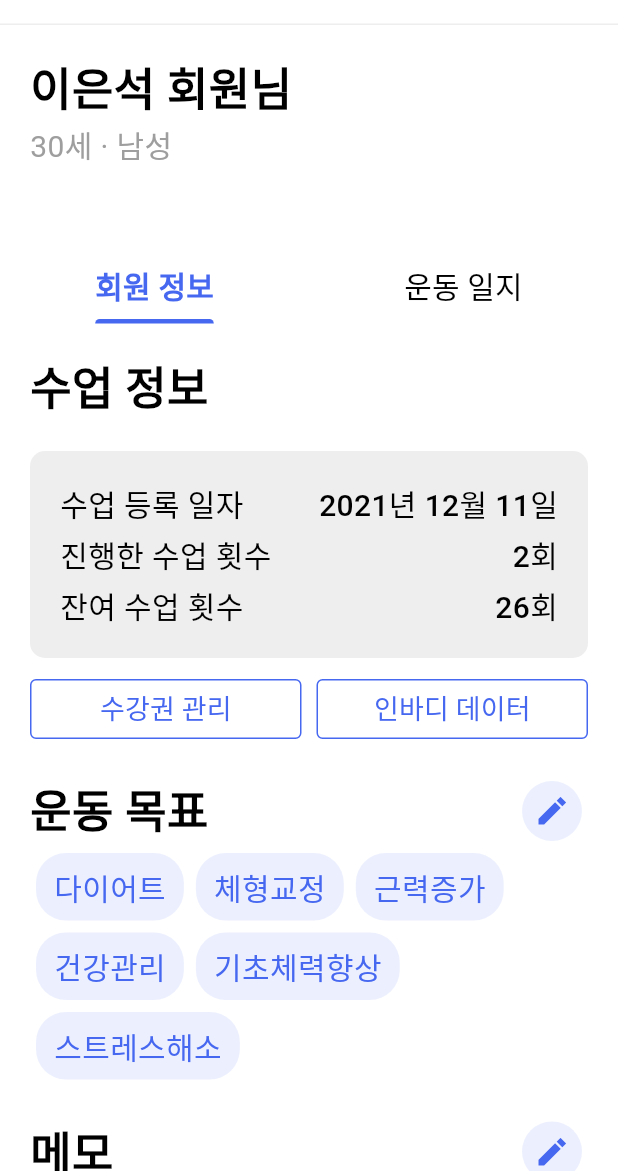
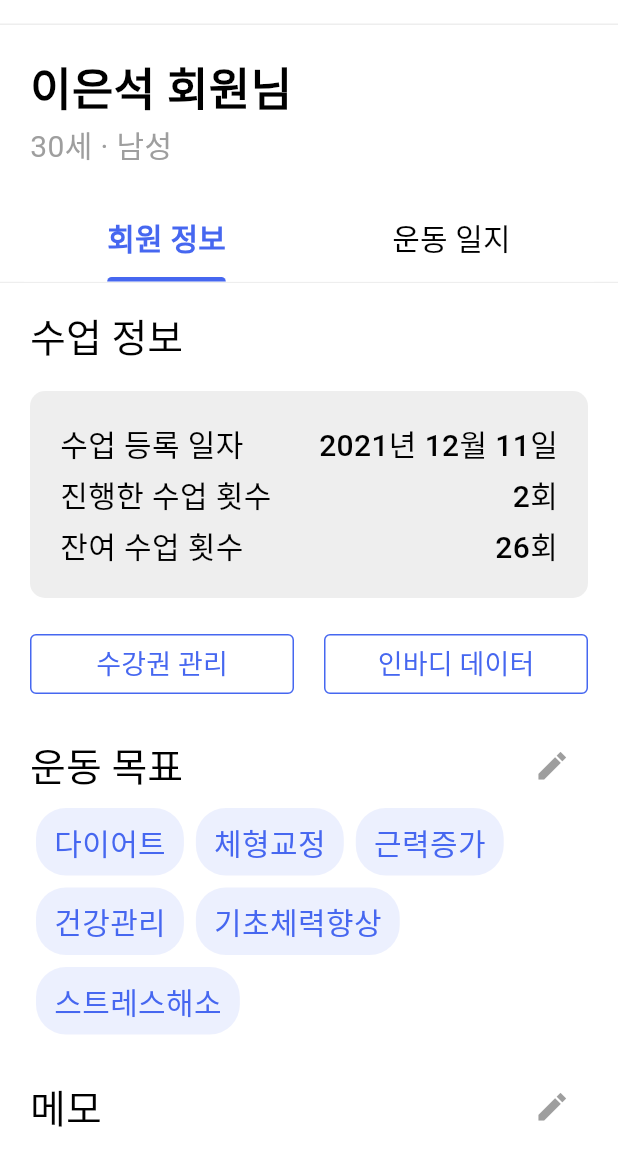
Before and after one commit to Dream-Maker-Inc/si_hicoach_fe, a Flutter app: the TrainerMemberDetailView screen opened directly, on a phone screen of 412 x 824 dp, the part 65-1236 px from its top. Run offline on Flutter 3.47's test engine with Material 2 defaults, Android fonts, the phone set to English and light mode, and no system bars.

Commit message:
refactor: 회원 상세 페이지

```diff
--- a/lib/domain/trainer/views/member/detail/detail.dart
+++ b/lib/domain/trainer/views/member/detail/detail.dart
@@ -1,82 +1,89 @@
 import 'package:flutter/material.dart';
+import 'package:si_hicoach_fe/domain/common/components/alert.dart';
 import 'package:si_hicoach_fe/domain/common/components/app_bar.dart';
+import 'package:si_hicoach_fe/domain/common/components/divider.dart';
 import 'package:si_hicoach_fe/domain/common/constants/constants.dart';
-import 'package:si_hicoach_fe/domain/common/theme/color.dart';
 import 'package:si_hicoach_fe/domain/trainer/views/member/detail/information/information.dart';
-import 'package:si_hicoach_fe/domain/trainer/views/member/detail/studying_list.dart';
+import 'package:si_hicoach_fe/domain/trainer/views/member/detail/study/studying_list.dart';
+import 'package:si_hicoach_fe/domain/trainer/views/member/detail/tab/header.dart';
 
 class TrainerMemberDetailView extends StatelessWidget {
   const TrainerMemberDetailView({Key? key}) : super(key: key);
 
+  onMemberDeleteIconPressed(BuildContext context) {
+    showDialog<String>(
+      context: context,
+      barrierDismissible: false,
+      builder: (BuildContext context) => CustomAlertDialog(
+        title: '회원 매칭 취소',
+        content:
+            '회원 매칭을 취소하시면\n\n - 해당 회원의 예약 수업 정보 모두 삭제\n - 회원 리스트에서 해당 회원 조회 불가\n\n처리됩니다.',
+        positiveText: '매칭 취소하기',
+        onPositivePressed: () => Navigator.of(context).pop(),
+        negativeText: '뒤로',
+        onNegativePressed: () => Navigator.of(context).pop(),
+      ),
+    );
+  }
+
   @override
   Widget build(BuildContext context) {
+    Widget memberInformation() {
+      return Padding(
+        padding: const EdgeInsets.all(defaultPadding),
+        child: Column(
+          crossAxisAlignment: CrossAxisAlignment.stretch,
+          children: const <Widget>[
+            Text(
+              '이은석 회원님',
+              style: TextStyle(fontSize: 30, fontWeight: FontWeight.w700),
+            ),
+            Text(
+              '30세 · 남성',
+              style: TextStyle(fontSize: 20, color: Colors.grey),
+            ),
+          ],
+        ),
+      );
+    }
+
     return Scaffold(
       appBar: CustomAppBarArrowBack(
         titleText: '회원 상세',
         actionsWidget: <Widget>[
           IconButton(
-            icon: const SizedBox(width: 20, child: Icon(Icons.delete_outline)),
-            onPressed: () {},
+            icon: const SizedBox(
+              width: 20,
+              child: Icon(Icons.delete_outline),
+            ),
+            onPressed: () => onMemberDeleteIconPressed(context),
           )
         ],
       ),
       body: SizedBox(
+        width: double.infinity,
         child: Column(
-          crossAxisAlignment: CrossAxisAlignment.start,
           children: <Widget>[
-            const Align(
-              alignment: Alignment.topLeft,
-              child: Padding(
-                padding: EdgeInsets.only(
-                  left: defaultPadding,
-                  top: defaultPadding,
-                ),
-                child: Text(
-                  '이은석 회원님',
-                  style: TextStyle(
-                    fontSize: 30,
-                    fontWeight: FontWeight.w700,
-                  ),
-                ),
-              ),
-            ),
-            const Padding(
-              padding: EdgeInsets.only(left: defaultPadding),
-              child: Text(
-                '30세 · 남성',
-                style: TextStyle(
-                  fontSize: 20,
-                  color: Colors.grey,
-                ),
-              ),
-            ),
+            memberInformation(),
             Expanded(
               child: DefaultTabController(
                 length: 2,
                 child: Scaffold(
                   appBar: AppBar(
                     automaticallyImplyLeading: false,
-                    bottom: TabBar(
-                      tabs: const <Widget>[
-                        Tab(text: '회원 정보'),
-                        Tab(text: '운동 일지'),
-                      ],
-                      labelColor: colorScheme.primary,
-                      unselectedLabelColor: Colors.black,
-                      labelStyle: const TextStyle(
-                        fontWeight: FontWeight.w600,
-                        fontSize: 20,
+                    title: const TrainerMemberDetailHeader(),
+                  ),
+                  body: Column(
+                    children: const <Widget>[
+                      CustomDivider(),
+                      Expanded(
+                        child: TabBarView(
+                          children: <Widget>[
+                            TrainerMemberDetailInformation(),
+                            TrainerMemberDetailStudyingListView(),
+                          ],
+                        ),
                       ),
-                      unselectedLabelStyle: const TextStyle(
-                        fontWeight: FontWeight.w400,
-                        fontSize: 20,
-                      ),
-                    ),
-                  ),
-                  body: const TabBarView(
-                    children: <Widget>[
-                      TrainerMemberDetailInformation(),
-                      TrainerMemberDetailStudyingListView(),
                     ],
                   ),
                 ),
--- a/lib/domain/trainer/views/member/detail/information/exercise_purpose.dart
+++ b/lib/domain/trainer/views/member/detail/information/exercise_purpose.dart
@@ -14,6 +14,31 @@ class _TrainerMemberDetailExercisePurposeState
     extends State<TrainerMemberDetailExercisePurpose> {
   List<String> purpose = ['다이어트', '체형교정', '근력증가', '건강관리', '기초체력향상', '스트레스해소'];
 
+  onEditIconPressed() {
+    Navigator.of(context).push(
+      MaterialPageRoute(
+        builder: (BuildContext context) => const TrainerMemberEditView(),
+      ),
+    );
+  }
+
+  Widget chip(String text) {
+    return Container(
+      decoration: BoxDecoration(
+        borderRadius: BorderRadius.circular(20),
+        color: colorScheme.secondary,
+      ),
+      margin: const EdgeInsets.all(4),
+      child: Padding(
+        padding: const EdgeInsets.only(top: 8, bottom: 8, left: 12, right: 12),
+        child: Text(
+          text,
+          style: TextStyle(color: colorScheme.primary, fontSize: 20),
+        ),
+      ),
+    );
+  }
+
   @override
   Widget build(BuildContext context) {
     return Column(
@@ -22,55 +47,15 @@ class _TrainerMemberDetailExercisePurposeState
         Row(
           mainAxisAlignment: MainAxisAlignment.spaceBetween,
           children: <Widget>[
-            const Text(
-              '운동 목표',
-              style: TextStyle(
-                fontSize: 30,
-                fontWeight: FontWeight.w700,
-              ),
-            ),
+            Text('운동 목표', style: Theme.of(context).textTheme.headline2),
             IconButton(
-              onPressed: () {
-                Navigator.of(context).push(
-                  MaterialPageRoute(
-                    builder: (BuildContext context) =>
-                        const TrainerMemberEditView(),
-                  ),
-                );
-              },
-              style: ButtonStyle(
-                backgroundColor: MaterialStateProperty.all(
-                  const Color.fromRGBO(70, 103, 240, 0.1),
-                ),
-              ),
-              icon: Icon(Icons.edit_sharp, color: colorScheme.primary),
+              onPressed: onEditIconPressed,
+              icon: const Icon(Icons.edit_sharp, color: Colors.grey),
             ),
           ],
         ),
         Wrap(
-          children: <Widget>[
-            ...purpose.map(
-              (text) => Container(
-                decoration: BoxDecoration(
-                  borderRadius: BorderRadius.circular(20),
-                  color: const Color.fromRGBO(70, 103, 240, 0.1),
-                ),
-                margin: const EdgeInsets.all(4),
-                child: Padding(
-                  padding: const EdgeInsets.only(
-                    top: 8,
-                    bottom: 8,
-                    left: 12,
-                    right: 12,
-                  ),
-                  child: Text(
-                    text,
-                    style: TextStyle(color: colorScheme.primary, fontSize: 20),
-                  ),
-                ),
-              ),
-            ),
-          ],
+          children: <Widget>[...purpose.map((text) => chip(text))],
         ),
       ],
     );
--- a/lib/domain/trainer/views/member/detail/information/information.dart
+++ b/lib/domain/trainer/views/member/detail/information/information.dart
@@ -2,7 +2,7 @@ import 'package:flutter/material.dart';
 import 'package:si_hicoach_fe/domain/common/constants/constants.dart';
 import 'package:si_hicoach_fe/domain/trainer/views/member/detail/information/exercise_purpose.dart';
 import 'package:si_hicoach_fe/domain/trainer/views/member/detail/information/memo.dart';
-import 'package:si_hicoach_fe/domain/trainer/views/member/detail/information/study_information.dart';
+import 'package:si_hicoach_fe/domain/trainer/views/member/detail/information/study_information/study_information.dart';
 
 class TrainerMemberDetailInformation extends StatelessWidget {
   const TrainerMemberDetailInformation({Key? key}) : super(key: key);
--- a/lib/domain/trainer/views/member/detail/information/memo.dart
+++ b/lib/domain/trainer/views/member/detail/information/memo.dart
@@ -8,31 +8,25 @@ class TrainerMemberDetailMemo extends StatelessWidget {
 
   @override
   Widget build(BuildContext context) {
+    onEditButtonPressed() {
+      Navigator.of(context).push(
+        MaterialPageRoute(
+          builder: (BuildContext context) =>
+              const TrainerMemberDetailEditMemoView(),
+        ),
+      );
+    }
+
     return Column(
       crossAxisAlignment: CrossAxisAlignment.stretch,
       children: <Widget>[
         Row(
           mainAxisAlignment: MainAxisAlignment.spaceBetween,
           children: <Widget>[
-            const Text(
-              '메모',
-              style: TextStyle(fontSize: 30, fontWeight: FontWeight.w700),
-            ),
+            Text('메모', style: Theme.of(context).textTheme.headline2),
             IconButton(
-              onPressed: () {
-                Navigator.of(context).push(
-                  MaterialPageRoute(
-                    builder: (BuildContext context) =>
-                        const TrainerMemberDetailEditMemoView(),
-                  ),
-                );
-              },
-              style: ButtonStyle(
-                backgroundColor: MaterialStateProperty.all(
-                  const Color.fromRGBO(70, 103, 240, 0.1),
-                ),
-              ),
-              icon: Icon(Icons.edit_sharp, color: colorScheme.primary),
+              onPressed: onEditButtonPressed,
+              icon: const Icon(Icons.edit_sharp, color: Colors.grey),
             ),
           ],
         ),
--- a/lib/domain/trainer/views/member/detail/information/study_information.dart
+++ /dev/null
@@ -1,131 +0,0 @@
-import 'package:flutter/material.dart';
-import 'package:si_hicoach_fe/domain/common/constants/constants.dart';
-import 'package:si_hicoach_fe/domain/common/theme/button.dart';
-import 'package:si_hicoach_fe/domain/trainer/views/member/detail/inbody/inbody.dart';
-import 'package:si_hicoach_fe/domain/trainer/views/member/detail/tickets/tickets.dart';
-
-class TrainerMemberDetailStudyInformation extends StatelessWidget {
-  const TrainerMemberDetailStudyInformation({Key? key}) : super(key: key);
-
-  @override
-  Widget build(BuildContext context) {
-    return Column(
-      crossAxisAlignment: CrossAxisAlignment.start,
-      children: <Widget>[
-        const Text(
-          '수업 정보',
-          style: TextStyle(
-            fontSize: 30,
-            fontWeight: FontWeight.w700,
-          ),
-        ),
-        Container(
-          width: double.infinity,
-          margin: const EdgeInsets.only(top: defaultPadding),
-          decoration: BoxDecoration(
-            color: Colors.grey.shade200,
-            borderRadius: BorderRadius.circular(10),
-          ),
-          child: Padding(
-            padding: const EdgeInsets.all(defaultPadding),
-            child: Column(
-              mainAxisAlignment: MainAxisAlignment.spaceBetween,
-              children: <Widget>[
-                Row(
-                  mainAxisAlignment: MainAxisAlignment.spaceBetween,
-                  children: const <Widget>[
-                    Text(
-                      '수업 등록 일자',
-                      style: TextStyle(
-                        fontSize: 20,
-                        fontWeight: FontWeight.w500,
-                      ),
-                    ),
-                    Text(
-                      '2021년 12월 11일',
-                      style: TextStyle(
-                        fontSize: 20,
-                        fontWeight: FontWeight.w500,
-                      ),
-                    ),
-                  ],
-                ),
-                const SizedBox(height: 4),
-                Row(
-                  mainAxisAlignment: MainAxisAlignment.spaceBetween,
-                  children: const <Widget>[
-                    Text(
-                      '진행한 수업 횟수',
-                      style: TextStyle(
-                        fontSize: 20,
-                        fontWeight: FontWeight.w500,
-                      ),
-                    ),
-                    Text(
-                      '2회',
-                      style: TextStyle(
-                        fontSize: 20,
-                        fontWeight: FontWeight.w500,
-                      ),
-                    ),
-                  ],
-                ),
-                const SizedBox(height: 4),
-                Row(
-                  mainAxisAlignment: MainAxisAlignment.spaceBetween,
-                  children: const <Widget>[
-                    Text(
-                      '잔여 수업 횟수',
-                      style: TextStyle(
-                        fontSize: 20,
-                        fontWeight: FontWeight.w500,
-                      ),
-                    ),
-                    Text(
-                      '26회',
-                      style: TextStyle(
-                        fontSize: 20,
-                        fontWeight: FontWeight.w500,
-                      ),
-                    ),
-                  ],
-                ),
-              ],
-            ),
-          ),
-        ),
-        const SizedBox(height: 10),
-        Row(
-          mainAxisAlignment: MainAxisAlignment.spaceBetween,
-          children: <Widget>[
-            Expanded(
-              child: CustomOutlinedButton(
-                  onPressed: () {
-                    Navigator.of(context).push(
-                      MaterialPageRoute(
-                        builder: (BuildContext context) =>
-                            const TrainerMemberDetailTicketsView(),
-                      ),
-                    );
-                  },
-                  text: '수강권 관리'),
-            ),
-            const SizedBox(width: 10),
-            Expanded(
-              child: CustomOutlinedButton(
-                  onPressed: () {
-                    Navigator.of(context).push(
-                      MaterialPageRoute(
-                        builder: (BuildContext context) =>
-                            const TrainerMemberDetailInbodyView(),
-                      ),
-                    );
-                  },
-                  text: '인바디 데이터'),
-            )
-          ],
-        ),
-      ],
-    );
-  }
-}
--- /dev/null
+++ b/lib/domain/trainer/views/member/detail/information/study_information/study_information.dart
@@ -0,0 +1,56 @@
+import 'package:flutter/material.dart';
+import 'package:si_hicoach_fe/domain/common/constants/constants.dart';
+import 'package:si_hicoach_fe/domain/common/theme/button.dart';
+import 'package:si_hicoach_fe/domain/trainer/views/member/detail/inbody/inbody.dart';
+import 'package:si_hicoach_fe/domain/trainer/views/member/detail/information/study_information/summary.dart';
+import 'package:si_hicoach_fe/domain/trainer/views/member/detail/tickets/tickets.dart';
+
+class TrainerMemberDetailStudyInformation extends StatelessWidget {
+  const TrainerMemberDetailStudyInformation({Key? key}) : super(key: key);
+
+  onDetailTicketButtonPressed(BuildContext context) {
+    Navigator.of(context).push(
+      MaterialPageRoute(
+        builder: (BuildContext context) =>
+            const TrainerMemberDetailTicketsView(),
+      ),
+    );
+  }
+
+  onDetailInbodyButtonPressed(BuildContext context) {
+    Navigator.of(context).push(
+      MaterialPageRoute(
+        builder: (BuildContext context) =>
+            const TrainerMemberDetailInbodyView(),
+      ),
+    );
+  }
+
+  @override
+  Widget build(BuildContext context) {
+    return Column(
+      crossAxisAlignment: CrossAxisAlignment.start,
+      children: <Widget>[
+        Text('수업 정보', style: Theme.of(context).textTheme.headline2),
+        const TrainerMemberDetailInformationSummary(),
+        Row(
+          children: <Widget>[
+            Expanded(
+              child: CustomOutlinedButton(
+                onPressed: () => onDetailTicketButtonPressed(context),
+                text: '수강권 관리',
+              ),
+            ),
+            const SizedBox(width: defaultPadding),
+            Expanded(
+              child: CustomOutlinedButton(
+                onPressed: () => onDetailInbodyButtonPressed(context),
+                text: '인바디 데이터',
+              ),
+            )
+          ],
+        ),
+      ],
+    );
+  }
+}
--- /dev/null
+++ b/lib/domain/trainer/views/member/detail/information/study_information/summary.dart
@@ -0,0 +1,63 @@
+import 'package:flutter/material.dart';
+import 'package:si_hicoach_fe/domain/common/constants/constants.dart';
+
+class TrainerMemberDetailInformationSummary extends StatefulWidget {
+  const TrainerMemberDetailInformationSummary({Key? key}) : super(key: key);
+
+  @override
+  State<TrainerMemberDetailInformationSummary> createState() =>
+      _TrainerMemberDetailInformationSummaryState();
+}
+
+class _TrainerMemberDetailInformationSummaryState
+    extends State<TrainerMemberDetailInformationSummary> {
+  TextStyle textStyle = const TextStyle(
+    fontSize: 20,
+    fontWeight: FontWeight.w500,
+  );
+
+  @override
+  Widget build(BuildContext context) {
+    return Container(
+      width: double.infinity,
+      margin: const EdgeInsets.only(
+        top: defaultPadding,
+        bottom: defaultPadding,
+      ),
+      decoration: BoxDecoration(
+        color: Colors.grey.shade200,
+        borderRadius: BorderRadius.circular(10),
+      ),
+      child: Padding(
+        padding: const EdgeInsets.all(defaultPadding),
+        child: Column(
+          children: <Widget>[
+            Row(
+              mainAxisAlignment: MainAxisAlignment.spaceBetween,
+              children: <Widget>[
+                Text('수업 등록 일자', style: textStyle),
+                Text('2021년 12월 11일', style: textStyle),
+              ],
+            ),
+            const SizedBox(height: 4),
+            Row(
+              mainAxisAlignment: MainAxisAlignment.spaceBetween,
+              children: <Widget>[
+                Text('진행한 수업 횟수', style: textStyle),
+                Text('2회', style: textStyle),
+              ],
+            ),
+            const SizedBox(height: 4),
+            Row(
+              mainAxisAlignment: MainAxisAlignment.spaceBetween,
+              children: <Widget>[
+                Text('잔여 수업 횟수', style: textStyle),
+                Text('26회', style: textStyle),
+              ],
+            ),
+          ],
+        ),
+      ),
+    );
+  }
+}
--- a/lib/domain/trainer/views/member/detail/studying_list.dart
+++ b/lib/domain/trainer/views/member/detail/study/studying_list.dart
@@ -1,5 +1,5 @@
 import 'package:flutter/material.dart';
-import 'package:si_hicoach_fe/domain/trainer/views/member/detail/studying_list_item.dart';
+import 'package:si_hicoach_fe/domain/trainer/views/member/detail/study/studying_list_item.dart';
 
 class TrainerMemberDetailStudyingListView extends StatelessWidget {
   const TrainerMemberDetailStudyingListView({Key? key}) : super(key: key);
--- /dev/null
+++ b/lib/domain/trainer/views/member/detail/study/studying_list_item.dart
@@ -0,0 +1,22 @@
+import 'package:flutter/material.dart';
+import 'package:si_hicoach_fe/domain/common/study/detail/detail.dart';
+
+class TrainerMemberStudyingListItemView extends StatelessWidget {
+  const TrainerMemberStudyingListItemView({Key? key}) : super(key: key);
+
+  @override
+  Widget build(BuildContext context) {
+    return ListTile(
+      onTap: () {
+        Navigator.of(context).push(
+          MaterialPageRoute(
+            builder: (context) => const StudyDetailView(),
+          ),
+        );
+      },
+      title: const Text('9회차'),
+      subtitle: const Text('2022년 8월 23일'),
+      trailing: const Icon(Icons.keyboard_arrow_right),
+    );
+  }
+}
--- a/lib/domain/trainer/views/member/detail/studying_list_item.dart
+++ /dev/null
@@ -1,45 +0,0 @@
-import 'package:flutter/material.dart';
-import 'package:si_hicoach_fe/domain/trainer/views/member/detail/detail.dart';
-
-class TrainerMemberStudyingListItemView extends StatelessWidget {
-  const TrainerMemberStudyingListItemView({Key? key}) : super(key: key);
-
-  @override
-  Widget build(BuildContext context) {
-    return ListTile(
-      onTap: () {
-        Navigator.of(context).push(
-          MaterialPageRoute(
-            builder: (context) => const TrainerMemberDetailView(),
-          ),
-        );
-      },
-      title: Text(
-        '9회차',
-        style: Theme.of(context).textTheme.headline4,
-      ),
-      trailing: SizedBox(
-        width: 300,
-        child: Row(
-          mainAxisAlignment: MainAxisAlignment.end,
-          children: <Widget>[
-            const Text('2022년 8월 23일', style: TextStyle(color: Colors.grey)),
-            IconButton(
-              onPressed: () {
-                Navigator.of(context).push(
-                  MaterialPageRoute(
-                    builder: (context) => const TrainerMemberDetailView(),
-                  ),
-                );
-              },
-              icon: const Icon(
-                Icons.keyboard_arrow_right,
-                color: Colors.grey,
-              ),
-            ),
-          ],
-        ),
-      ),
-    );
-  }
-}
--- /dev/null
+++ b/lib/domain/trainer/views/member/detail/tab/header.dart
@@ -0,0 +1,26 @@
+import 'package:flutter/material.dart';
+import 'package:si_hicoach_fe/domain/common/theme/color.dart';
+
+class TrainerMemberDetailHeader extends StatelessWidget {
+  const TrainerMemberDetailHeader({Key? key}) : super(key: key);
+
+  @override
+  Widget build(BuildContext context) {
+    return TabBar(
+      tabs: const <Widget>[
+        Tab(text: '회원 정보', height: 54),
+        Tab(text: '운동 일지'),
+      ],
+      labelColor: colorScheme.primary,
+      unselectedLabelColor: Colors.black,
+      labelStyle: const TextStyle(
+        fontWeight: FontWeight.w600,
+        fontSize: 20,
+      ),
+      unselectedLabelStyle: const TextStyle(
+        fontWeight: FontWeight.w400,
+        fontSize: 20,
+      ),
+    );
+  }
+}
--- a/lib/main.dart
+++ b/lib/main.dart
@@ -3,7 +3,6 @@ import 'package:si_hicoach_fe/domain/common/theme/checkbox.dart';
 import 'package:si_hicoach_fe/domain/common/theme/color.dart';
 import 'package:si_hicoach_fe/domain/common/theme/text.dart';
 import 'package:si_hicoach_fe/domain/splash/splash.dart';
-import 'package:si_hicoach_fe/domain/trainer/views/member/list/member_list.dart';
 
 void main() {
   runApp(const MyApp());
```
